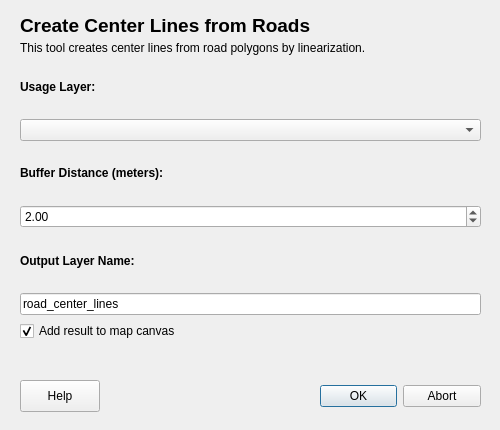
First picture: the form in Final_Project/plugin/building_block_creator/road_details_dialog.ui, repository tlehman1/Python_QGIS_ArcGIS_Uni_Muenster, before the edit.
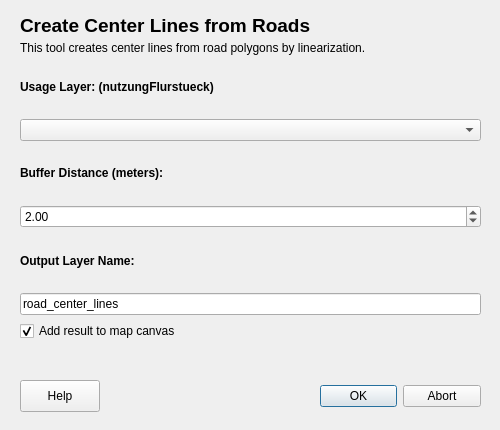
Second picture: the form after the edit. Custom widgets are drawn as their Qt base class.

Diff of the .ui file:
```diff
--- a/Final_Project/plugin/building_block_creator/road_details_dialog.ui
+++ b/Final_Project/plugin/building_block_creator/road_details_dialog.ui
@@ -58,7 +58,7 @@
     <item>
      <widget class="QLabel" name="label_usage_layer">
       <property name="text">
-       <string>Usage Layer:</string>
+       <string>Usage Layer: (nutzungFlurstueck)</string>
       </property>
       <property name="font">
        <font>
```
